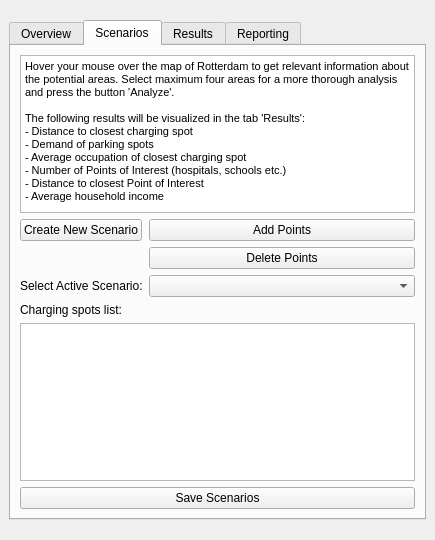
Old version of the form SpatialDecision/spatial_decision_dockwidget_base.ui in the repository JoostvanB/GEO1005.
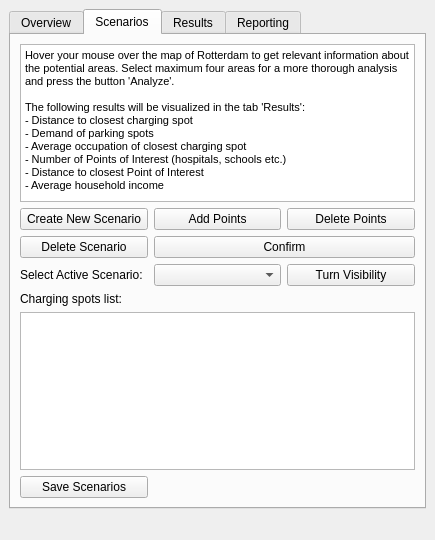
New version of the form. Icons and pictures are not drawn.

The edit to the form file:
```diff
--- a/SpatialDecision/spatial_decision_dockwidget_base.ui
+++ b/SpatialDecision/spatial_decision_dockwidget_base.ui
@@ -6,7 +6,7 @@
    <rect>
     <x>0</x>
     <y>0</y>
-    <width>394</width>
+    <width>400</width>
     <height>540</height>
    </rect>
   </property>
@@ -20,7 +20,7 @@
    <string>SDSS Template</string>
   </property>
   <widget class="QWidget" name="dockWidgetContents">
-   <layout class="QGridLayout" name="gridLayout_2">
+   <layout class="QFormLayout" name="formLayout_2">
     <item row="0" column="0">
      <widget class="QTabWidget" name="sampleWidgets">
       <property name="sizePolicy">
@@ -214,8 +214,8 @@
        <attribute name="title">
         <string>Scenarios</string>
        </attribute>
-       <layout class="QFormLayout" name="formLayout_2">
-        <item row="0" column="0" colspan="2">
+       <layout class="QGridLayout" name="gridLayout_2">
+        <item row="0" column="0" colspan="3">
          <widget class="QTextBrowser" name="textBrowser">
           <property name="html">
            <string>&lt;!DOCTYPE HTML PUBLIC &quot;-//W3C//DTD HTML 4.0//EN&quot; &quot;http://www.w3.org/TR/REC-html40/strict.dtd&quot;&gt;
@@ -234,54 +234,75 @@
           </property>
          </widget>
         </item>
-        <item row="2" column="0">
+        <item row="1" column="0">
          <widget class="QPushButton" name="createScenarioButton">
           <property name="text">
            <string>Create New Scenario</string>
           </property>
          </widget>
         </item>
-        <item row="2" column="1">
+        <item row="1" column="1">
          <widget class="QPushButton" name="addPointsButton">
           <property name="text">
            <string>Add Points</string>
           </property>
          </widget>
         </item>
-        <item row="3" column="1">
+        <item row="1" column="2">
          <widget class="QPushButton" name="deletePointsButton">
           <property name="text">
            <string>Delete Points</string>
           </property>
          </widget>
         </item>
-        <item row="4" column="0">
+        <item row="2" column="0">
+         <widget class="QPushButton" name="deleteScenarioButton">
+          <property name="text">
+           <string>Delete Scenario</string>
+          </property>
+         </widget>
+        </item>
+        <item row="3" column="0">
          <widget class="QLabel" name="label_2">
           <property name="text">
            <string>Select Active Scenario:</string>
           </property>
          </widget>
         </item>
-        <item row="4" column="1">
+        <item row="3" column="1">
          <widget class="QComboBox" name="activeScenarioCombo_2"/>
         </item>
-        <item row="5" column="0">
+        <item row="3" column="2">
+         <widget class="QPushButton" name="turnVisibilityButton">
+          <property name="text">
+           <string>Turn Visibility</string>
+          </property>
+         </widget>
+        </item>
+        <item row="4" column="0">
          <widget class="QLabel" name="label_5">
           <property name="text">
            <string>Charging spots list:</string>
           </property>
          </widget>
         </item>
-        <item row="6" column="0" colspan="2">
+        <item row="5" column="0" colspan="3">
          <widget class="QTableView" name="chargingSpotsTable"/>
         </item>
-        <item row="8" column="0" colspan="2">
-         <widget class="QPushButton" name="pushButton_2">
+        <item row="6" column="0">
+         <widget class="QPushButton" name="saveScenariosButton">
           <property name="text">
            <string>Save Scenarios</string>
           </property>
          </widget>
         </item>
+        <item row="2" column="1" colspan="2">
+         <widget class="QPushButton" name="confirmPointsButton">
+          <property name="text">
+           <string>Confirm</string>
+          </property>
+         </widget>
+        </item>
        </layout>
       </widget>
       <widget class="QWidget" name="ResultsTab">
```
Left out of the diff: 13 changed lines with no effect on the pictures.
